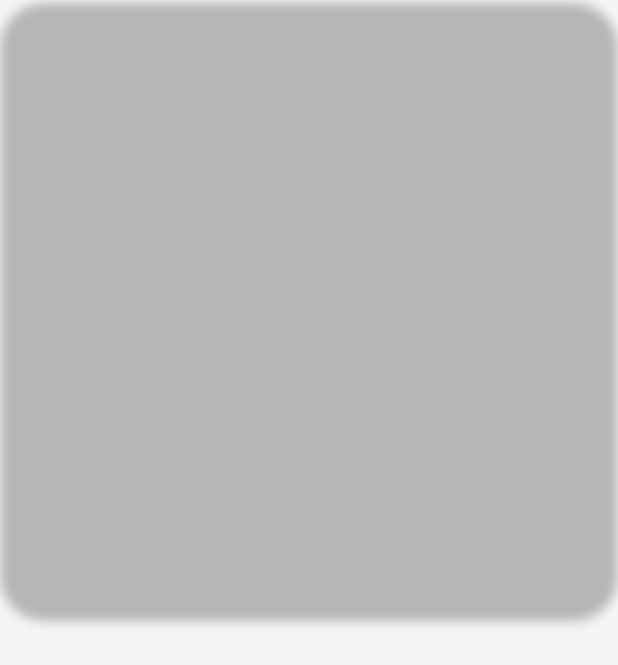
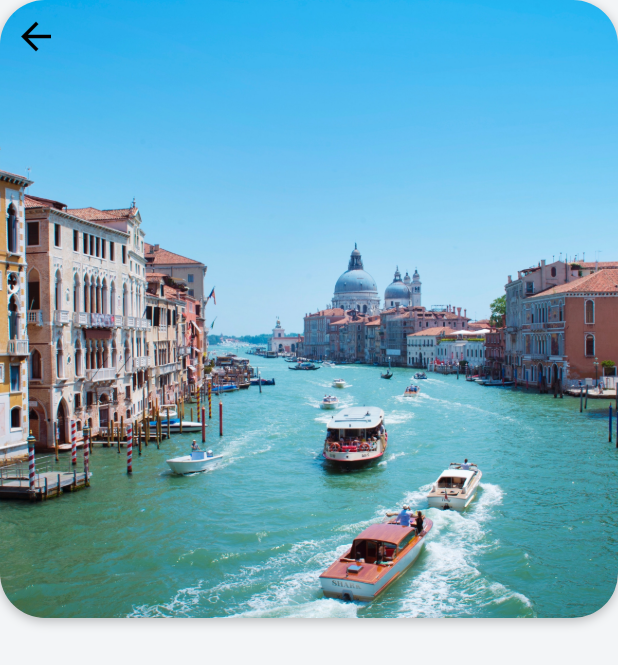
Before and after one commit to JBW7/flutter-apps, a Flutter app: the screen it shows after launch, after a tap on an icon or button, on a phone screen of 412 x 824 dp. Shown: the top 665 px of the screen. Run offline on Flutter 3.47's test engine with Material 2 defaults, Android fonts, the phone set to English and light mode, and no system bars; our stand-ins replace flutter_spinkit, font_awesome_flutter, math_expressions; missing offline and left inert: lipsum; network calls fail.

Commit message:
back arrow

```diff
--- a/travel_app/lib/screens/destination_screen.dart
+++ b/travel_app/lib/screens/destination_screen.dart
@@ -31,6 +31,25 @@ class _DestinationScreenState extends State<DestinationScreen> {
                     )
                   ]
                 ),
+                child: ClipRRect(
+                  borderRadius: BorderRadius.circular(30.0), // rounding corners
+                  child: Image( // display image onto the screen
+                    image: AssetImage(widget.destination.imageUrl),
+                    fit: BoxFit.cover,
+                  ),
+                ),
+              ),
+              Row( // buttons ontop of image
+                children: <Widget>[
+                  IconButton(
+                    icon: Icon(Icons.arrow_back), // back arrow button
+                    iconSize: 30.0,
+                    color: Colors.black,
+                    onPressed: () {
+                      Navigator.pop(context);
+                    },
+                  ),
+                ],
               )
             ],
           )
```
